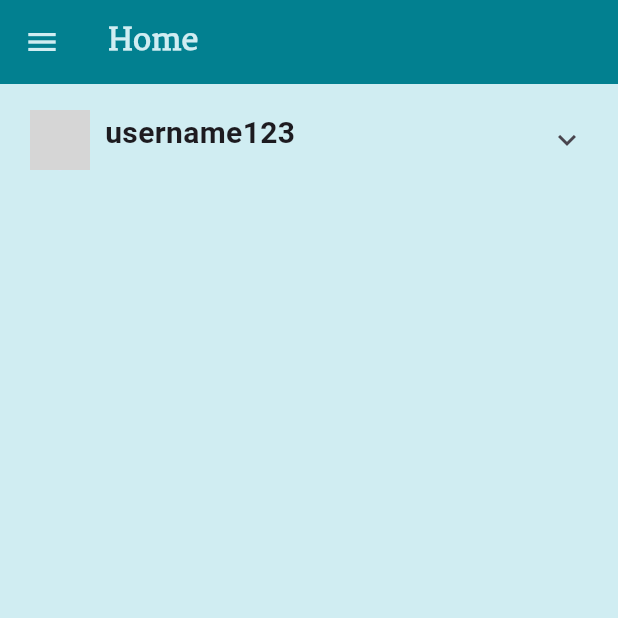
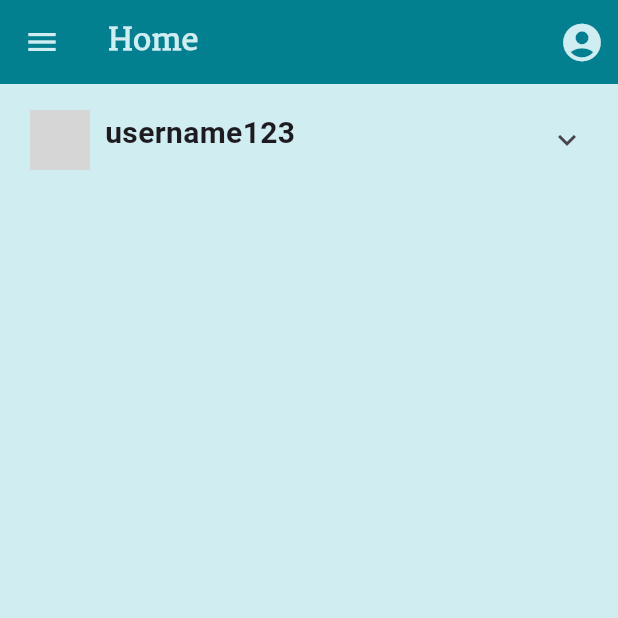
Before and after one commit to elviazamora338/app_2024, a Flutter app: the HomeScreen screen opened directly, on a phone screen of 412 x 824 dp, the top half of it. Run offline on Flutter 3.47's test engine with Material 3 defaults, Android fonts, the phone set to English and light mode, and no system bars; our stand-ins replace image_picker, sqflite; accounts and stored records are empty; grey boxes are pictures that could not be loaded.

Commit message:
Home UI fixed

```diff
--- a/lib/screens/home_screen.dart
+++ b/lib/screens/home_screen.dart
@@ -7,6 +7,8 @@ import 'package:image_picker/image_picker.dart';
 import 'package:path_provider/path_provider.dart';
 import 'package:app_swe2024/screens/menu_screen.dart';
 class HomeScreen extends StatefulWidget {
+  const HomeScreen({super.key});
+
   @override
   _HomeScreenState createState() => _HomeScreenState();
 }
@@ -19,6 +21,7 @@ class _HomeScreenState extends State<HomeScreen> {
   final TextEditingController _descriptionController = TextEditingController();
   String _description = '';
 
+  @override
   void initState() {
     super.initState();
     // When the screen loads, check for an existing image for 'username1'
@@ -50,6 +53,15 @@ class _HomeScreenState extends State<HomeScreen> {
             );
           },
         ),
+        actions: [
+          IconButton(
+            tooltip: 'User Profile',
+            icon: const Icon(Icons.account_circle_rounded, color: Color(0xFFD0EDF2), size: 30.0),
+            onPressed: () {
+            // Define the action when the user icon is pressed
+            },
+          ),
+        ],
       ),
       drawer: const Drawer(
         child: MenuScreen(),
@@ -113,10 +125,10 @@ class _HomeScreenState extends State<HomeScreen> {
                   visible: _isExpanded,
                   child: Column(
                     children: [
-                  // Display the image if it's available
-                  uploaded != null
-                    //Displayed the image right under username bar,
-                    ? Container(
+                      // Display the image if it's available
+                      uploaded != null
+                      //Displayed the image right under username bar,
+                    ? SizedBox(
                          width: MediaQuery.of(context).size.width,
                          height: 250,
                          child: Image.file(
@@ -124,7 +136,21 @@ class _HomeScreenState extends State<HomeScreen> {
                             fit: BoxFit.cover,
                          ),
                       )
-                      : const Text("No Image Selection"),
+                    : const Text("No Image Selection"),
+                    const Padding(
+                      padding: EdgeInsets.fromLTRB(8.0,8.0,8.0,0.0),
+                      child: Row(
+                        mainAxisAlignment: MainAxisAlignment.start,
+                        children: [
+                          Icon(Icons.favorite_border_outlined, color: Colors.black, size: 30.0),
+                          SizedBox(width: 6),
+                          Icon(Icons.chat_bubble_outline, color: Colors.black, size: 30.0),
+                          SizedBox(width: 6),
+                          Icon(Icons.add_circle_outline, color: Colors.black, size: 30.0),
+                        ],
+                      ),
+                    ),
+
                   // Adds the description
                   _description.isNotEmpty
                     ? Padding(
@@ -140,7 +166,7 @@ class _HomeScreenState extends State<HomeScreen> {
                     : Container(),
                   if(uploaded != null)
                     Padding(
-                      padding: const EdgeInsets.all(8.0),
+                      padding: const EdgeInsets.fromLTRB(8.0,0.0,8.0,8.0),
                       child: Row(
                         children: [
                           const Text(
@@ -157,10 +183,10 @@ class _HomeScreenState extends State<HomeScreen> {
                               decoration: const InputDecoration(
                                 hintText: 'Enter description',
                                 hintStyle: TextStyle(
-                                color: const Color(0xFF028090),
+                                color: Color(0xFF028090),
                               ),
                               filled: true,
-                              fillColor: const Color(0xFFD0EDF2),
+                              fillColor: Color(0xFFD0EDF2),
                               border: OutlineInputBorder(
                                 borderRadius: BorderRadius.zero,
                                 borderSide: BorderSide.none,
```
Also changed, not shown: flutter_01.png (added), flutter_02.png (added).
